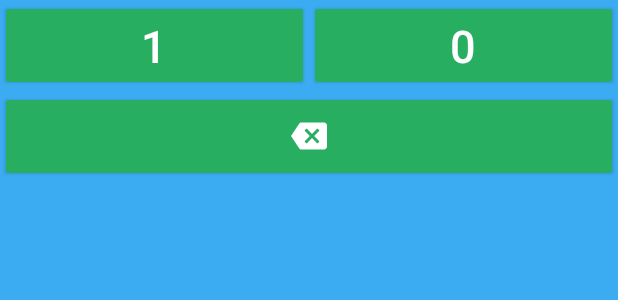
After one commit to ShabazBadshah/MIPSAssemblyTutor, an Android app: the layout binary_numpad.xml on its own in the app's theme, with its tools: preview values and no code run, on a phone screen of 412 x 824 dp. The commit adds this screen. Shown: the top 300 px of the screen. Run offline under Robolectric (Android 15) with nearby library versions, the phone set to English and light mode, and no system bars.

Commit message:
finished moving adding-binary to the new xml layout

```diff
--- a/app/src/main/java/com/example/badsh/mipsassemblytutor/fragments/DecimalInputFragment.java
+++ b/app/src/main/java/com/example/badsh/mipsassemblytutor/fragments/DecimalInputFragment.java
@@ -54,7 +54,7 @@ public class DecimalInputFragment extends Fragment implements View.OnClickListen
         mDecimalNum = EngineUtils.generateRandomDecimalNumber(true, 20);
         mBinaryNum = EngineUtils.convertDecimalToBinary(mDecimalNum);
 
-        mBinaryNumTv.setText(mBinaryNum);
+        mBinaryNumTv.setText("0b" + mBinaryNum);
         mAnswerField.setText("");
     }
 
--- a/app/src/main/res/layout/activity_quiz_activity.xml
+++ b/app/src/main/res/layout/activity_quiz_activity.xml
@@ -30,7 +30,7 @@
         android:textColor="@color/white"
         android:textSize="30sp"/>
 
-    <RelativeLayout
+    <FrameLayout
         android:id="@+id/question_container"
         android:layout_width="match_parent"
         android:layout_height="match_parent"
@@ -40,7 +40,7 @@
         android:layout_weight="1"
         android:orientation="vertical">
 
-    </RelativeLayout>
+    </FrameLayout>
 
     <LinearLayout
         android:id="@+id/quizOptionControls"
--- /dev/null
+++ b/app/src/main/res/layout/binary_numpad.xml
@@ -0,0 +1,60 @@
+<?xml version="1.0" encoding="utf-8"?>
+<android.widget.LinearLayout xmlns:android="http://schemas.android.com/apk/res/android"
+                             xmlns:tools="http://schemas.android.com/tools"
+                             android:id="@+id/binary_numpad"
+                             android:layout_width="match_parent"
+                            android:layout_height="wrap_content"
+                            android:orientation="vertical"
+    >
+
+    <LinearLayout
+        android:layout_width="match_parent"
+        android:layout_height="match_parent"
+        android:layout_weight="1"
+        android:orientation="horizontal">
+
+        <Button
+            android:id="@+id/oneBtn"
+            android:layout_width="wrap_content"
+            android:layout_height="wrap_content"
+            android:layout_weight="0.5"
+            android:backgroundTint="@color/practiceAllQuestionsBtnColor"
+            android:tag="numpad_input"
+            android:text="1"
+            android:textAlignment="center"
+            android:textColor="@color/finished_quiz_headings_color"
+            android:textSize="30sp"
+            tools:layout_editor_absoluteX="106dp"
+            tools:layout_editor_absoluteY="259dp"/>
+
+        <Button
+            android:id="@+id/zeroBtn"
+            android:layout_width="wrap_content"
+            android:layout_height="wrap_content"
+            android:layout_weight="0.5"
+            android:backgroundTint="@color/practiceAllQuestionsBtnColor"
+            android:tag="numpad_input"
+            android:text="0"
+            android:textAlignment="center"
+            android:textColor="@color/finished_quiz_headings_color"
+            android:textSize="30sp"
+            tools:layout_editor_absoluteX="38dp"
+            tools:layout_editor_absoluteY="259dp"/>
+
+    </LinearLayout>
+
+    <Button
+        android:id="@+id/backspaceBtn"
+        android:layout_width="match_parent"
+        android:layout_height="wrap_content"
+        android:layout_weight="1"
+        android:backgroundTint="@color/practiceAllQuestionsBtnColor"
+        android:foreground="@drawable/ic_backspace_black_24dp"
+        android:foregroundGravity="center"
+        android:textAllCaps="false"
+        android:textColor="@color/finished_quiz_headings_color"
+        android:textSize="30sp"
+        tools:layout_editor_absoluteX="264dp"
+        tools:layout_editor_absoluteY="495dp"/>
+
+</android.widget.LinearLayout>
--- a/app/src/main/res/values/colors.xml
+++ b/app/src/main/res/values/colors.xml
@@ -16,4 +16,5 @@
     <color name="quitQuizBtnColor">#f06970</color>
     <color name="white">#ffffff</color>
     <color name="black">#000000</color>
+    <color name="questionFontColor">#000000</color>
 </resources>
--- a/app/src/main/res/values/dimens.xml
+++ b/app/src/main/res/values/dimens.xml
@@ -11,4 +11,7 @@
     <dimen name="quiz_toolbar_btn_padding">8dp</dimen>
     <dimen name="quiz_toolbar_btn_text_size">14dp</dimen>
     <dimen name="practice_ques_btn_left_margin">30dp</dimen>
+    <dimen name="generatedNumFontSize">50dp</dimen>
+    <dimen name="questionSubtextFontSize">25sp</dimen>
+    <dimen name="answerFontSize">30sp</dimen>
 </resources>
```
Also changed, not shown: app/src/main/java/com/example/badsh/mipsassemblytutor/fragments/AddingBinaryFragment.java (+19 -22 lines), app/src/main/res/layout/fragment_add_binary.xml (+50 -122 lines), app/src/main/res/layout/fragment_decimal_input.xml (+6 -7 lines), app/src/main/res/layout/decimal_numpad.xml (renamed from app/src/main/res/layout/numpad.xml).
